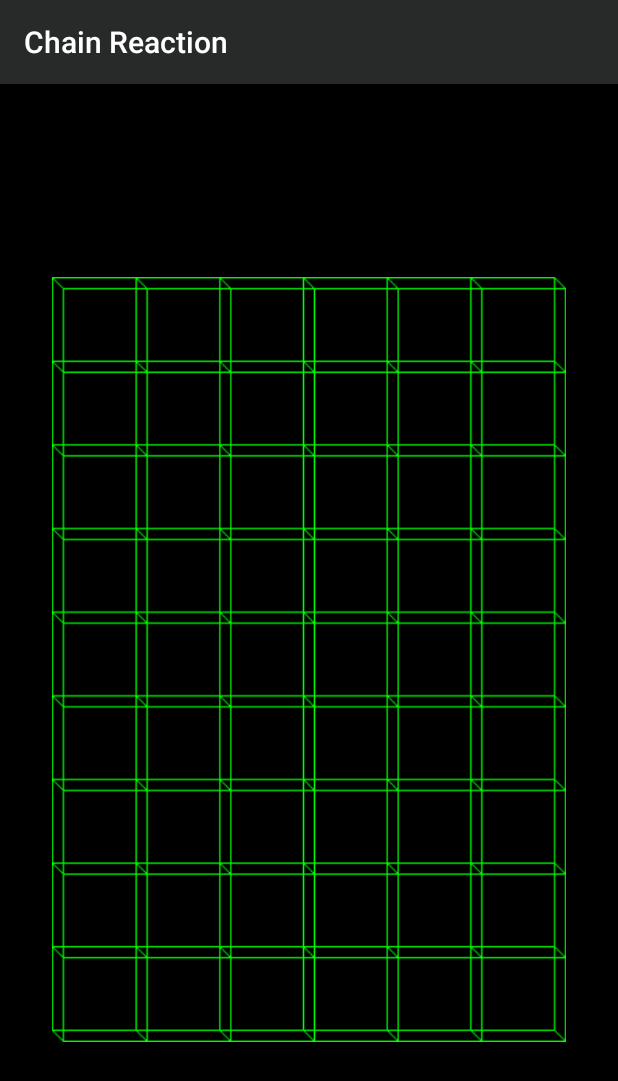
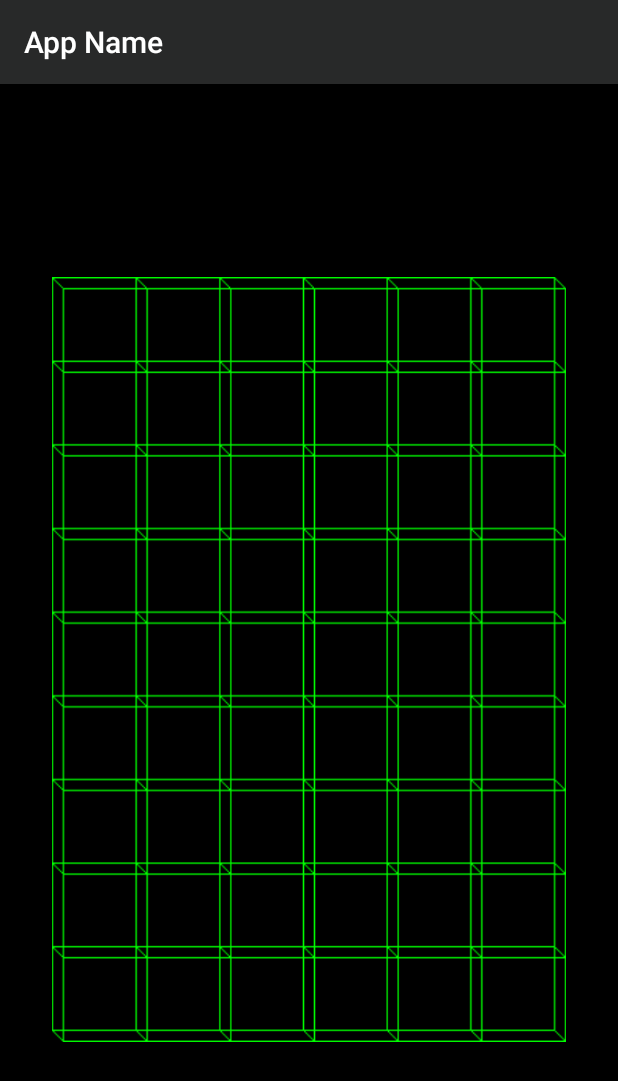
Before and after one commit to ShahzebAnsari/ChainReaction, an Android app: the screen it shows after launch (MainActivity), on a phone screen of 412 x 824 dp. Shown: the top 1081 px of the screen. Run offline under Robolectric (Android 15) with nearby library versions, the phone set to English and light mode, and no system bars.

Commit message:
Second commit!!!

```diff
--- a/app/src/main/java/com/example/shahzeb/chainreaction/MainActivity.java
+++ b/app/src/main/java/com/example/shahzeb/chainreaction/MainActivity.java
@@ -357,6 +357,9 @@ public class MainActivity extends AppCompatActivity {
     protected void onCreate(Bundle savedInstanceState) {
         super.onCreate(savedInstanceState);
         setContentView(R.layout.activity_main);
+        setTitle("App Name");
+
+
         gridLayout=(GridLayout)findViewById(R.id.gridLayout);
         backGround=(ImageView) findViewById(R.id.backGround);
         linearLayout=(LinearLayout)findViewById(R.id.linearLayout);
```
